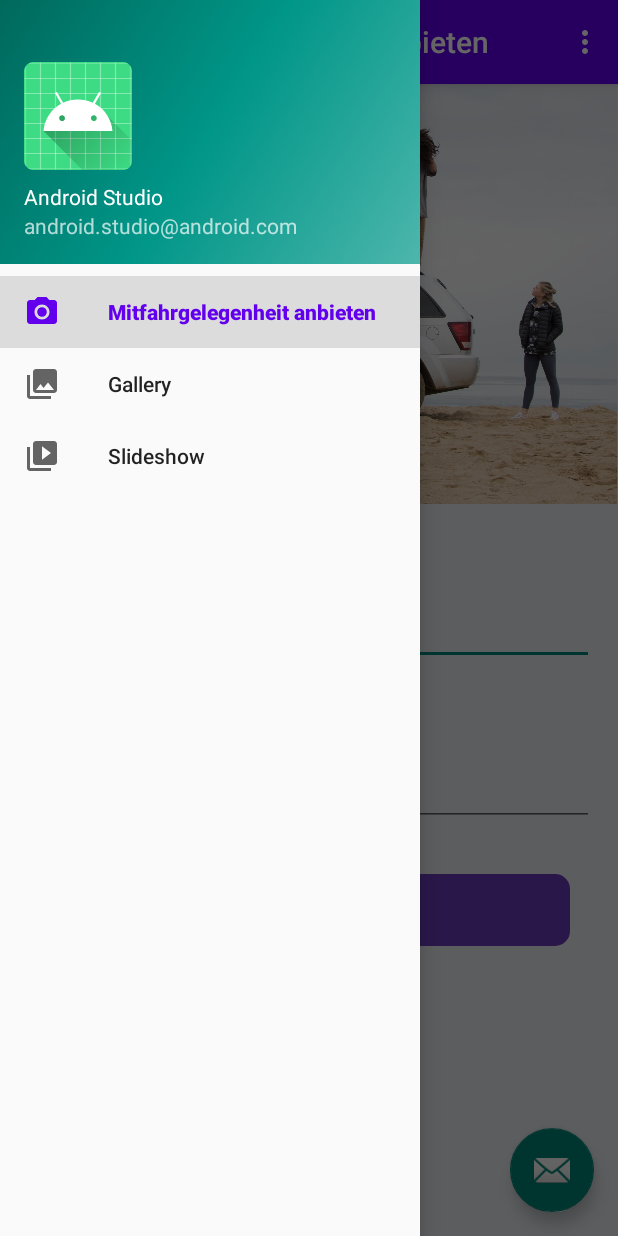
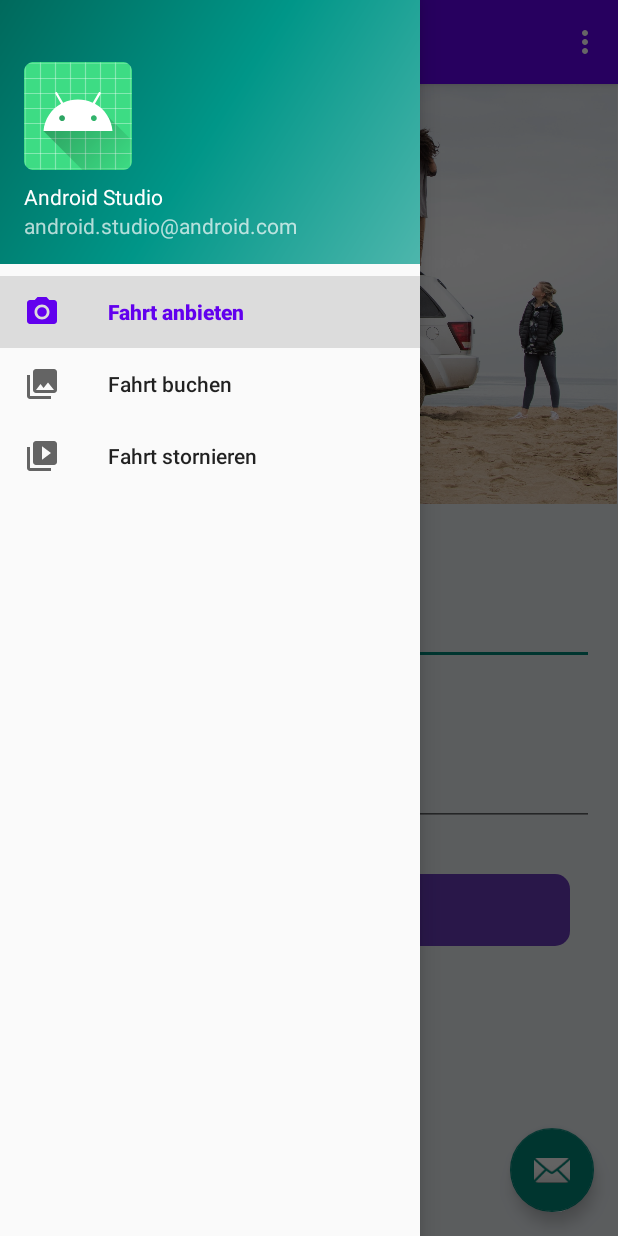
Before and after one commit to SimonPietrucha/MitfahrApp, an Android app: the MainActivity screen opened directly, with no data from a screen before it, with the side drawer open, on a phone screen of 412 x 824 dp. Run offline under Robolectric (Android 15) with nearby library versions, the phone set to English and light mode, and no system bars; our stand-ins replace navigation-ui.

Commit message:
design fixes mitfahrgelegenheit 3

```diff
--- a/app/src/main/res/values/strings.xml
+++ b/app/src/main/res/values/strings.xml
@@ -7,9 +7,9 @@
     <string name="nav_header_desc">Navigation header</string>
     <string name="action_settings">Profile</string>
 
-    <string name="menu_home">Mitfahrgelegenheit anbieten</string>
-    <string name="menu_gallery">Gallery</string>
-    <string name="menu_slideshow">Slideshow</string>
+    <string name="menu_home">Fahrt anbieten</string>
+    <string name="menu_gallery">Fahrt buchen</string>
+    <string name="menu_slideshow">Fahrt stornieren</string>
     <string name="title_activity_login">LoginActivity</string>
     <string name="prompt_email">Email</string>
     <string name="prompt_password">Password</string>
```
Also changed, not shown: app/src/main/res/layout/fragment_mitfahrgelegenheit.xml (+0 -10 lines).
